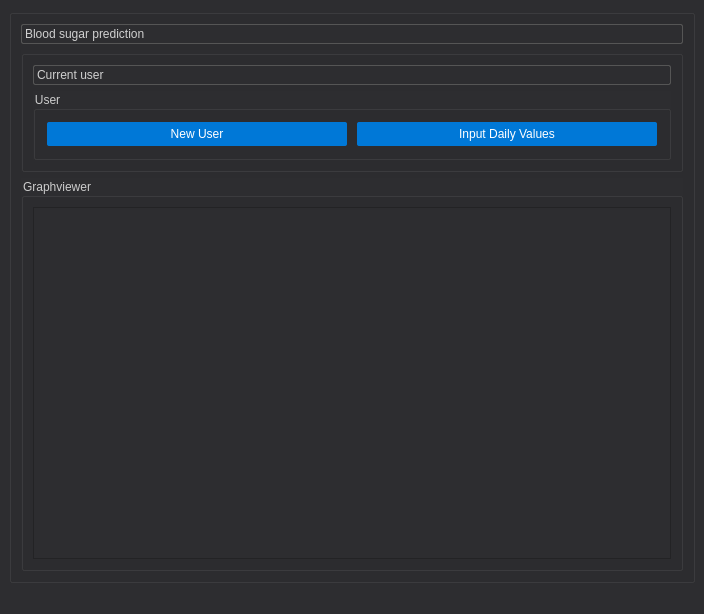
Above: GUI/Main_window.ui from Marcus-Gustafsson/ML_Bloodsugar before the change. Below: the same form after it.
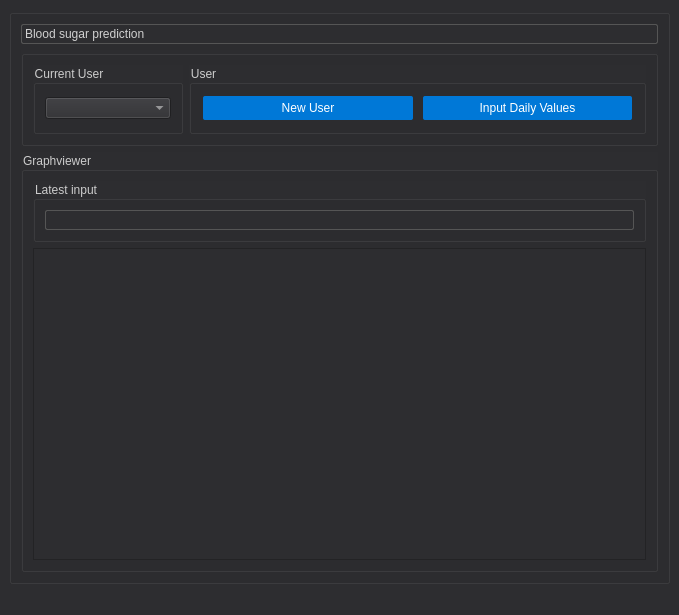
That is the form after the change.

The edit to the form file:
```diff
--- a/GUI/Main_window.ui
+++ b/GUI/Main_window.ui
@@ -6,8 +6,8 @@
    <rect>
     <x>0</x>
     <y>0</y>
-    <width>704</width>
-    <height>614</height>
+    <width>679</width>
+    <height>615</height>
    </rect>
   </property>
   <property name="windowTitle">
@@ -102,7 +102,7 @@
       <property name="title">
        <string/>
       </property>
-      <layout class="QVBoxLayout" name="verticalLayout">
+      <layout class="QVBoxLayout" name="verticalLayout_2">
        <item>
         <widget class="QLineEdit" name="lineEdit_app_title">
          <property name="text">
@@ -115,12 +115,29 @@
          <property name="title">
           <string/>
          </property>
-         <layout class="QVBoxLayout" name="verticalLayout_2">
+         <layout class="QHBoxLayout" name="horizontalLayout">
           <item>
-           <widget class="QLineEdit" name="lineEdit_current_user">
-            <property name="text">
-             <string>Current user</string>
+           <widget class="QGroupBox" name="groupBox_2">
+            <property name="sizePolicy">
+             <sizepolicy hsizetype="Preferred" vsizetype="Preferred">
+              <horstretch>0</horstretch>
+              <verstretch>0</verstretch>
+             </sizepolicy>
             </property>
+            <property name="maximumSize">
+             <size>
+              <width>150</width>
+              <height>16777215</height>
+             </size>
+            </property>
+            <property name="title">
+             <string>Current User</string>
+            </property>
+            <layout class="QGridLayout" name="gridLayout_3">
+             <item row="0" column="0">
+              <widget class="QComboBox" name="comboBox_current_user"/>
+             </item>
+            </layout>
            </widget>
           </item>
           <item>
@@ -154,8 +171,20 @@
          <property name="title">
           <string>Graphviewer</string>
          </property>
-         <layout class="QGridLayout" name="gridLayout_3">
-          <item row="0" column="0">
+         <layout class="QVBoxLayout" name="verticalLayout">
+          <item>
+           <widget class="QGroupBox" name="groupBox_latest_input">
+            <property name="title">
+             <string>Latest input</string>
+            </property>
+            <layout class="QGridLayout" name="gridLayout_4">
+             <item row="0" column="0">
+              <widget class="QLineEdit" name="lineEdit_latest_input"/>
+             </item>
+            </layout>
+           </widget>
+          </item>
+          <item>
            <widget class="QGraphicsView" name="graphicsView_blood_insulin_graph"/>
           </item>
          </layout>
```
Left out of the diff: 2 changed lines with no effect on the pictures.
